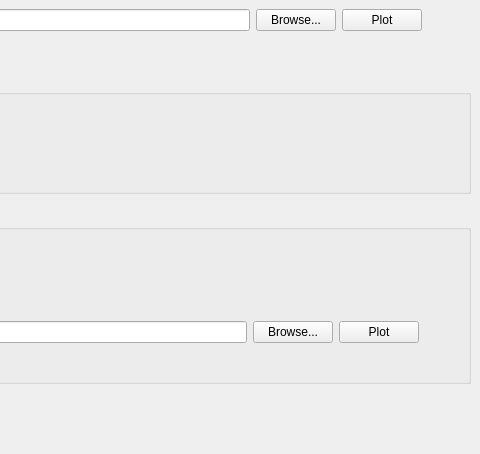
mantidproject/mantid, file Code/Mantid/scripts/Interface/ui/sans/hfir_sample_data.ui: the form before one commit; both pictures show x 534 to 1014 and y 0 to 454 of the 1014 by 874 pixel window.
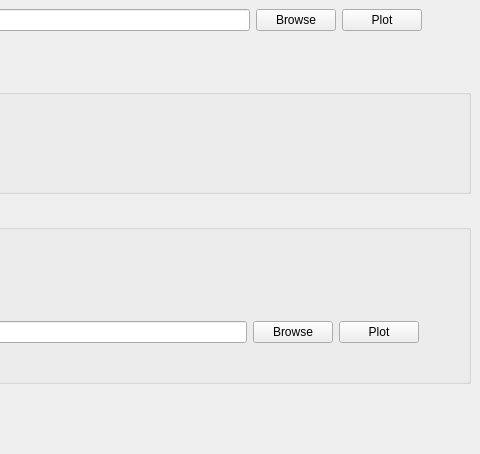
The form after the commit.

```diff
--- a/Code/Mantid/scripts/Interface/ui/sans/hfir_sample_data.ui
+++ b/Code/Mantid/scripts/Interface/ui/sans/hfir_sample_data.ui
@@ -124,7 +124,7 @@
             <string>Click to browse.</string>
            </property>
            <property name="text">
-            <string>Browse...</string>
+            <string>Browse</string>
            </property>
           </widget>
          </item>
@@ -768,7 +768,7 @@
                  <string>Click to browse.</string>
                 </property>
                 <property name="text">
-                 <string>Browse...</string>
+                 <string>Browse</string>
                 </property>
                </widget>
               </item>
```
Left out of the diff: 6 changed lines with no effect on the pictures.
